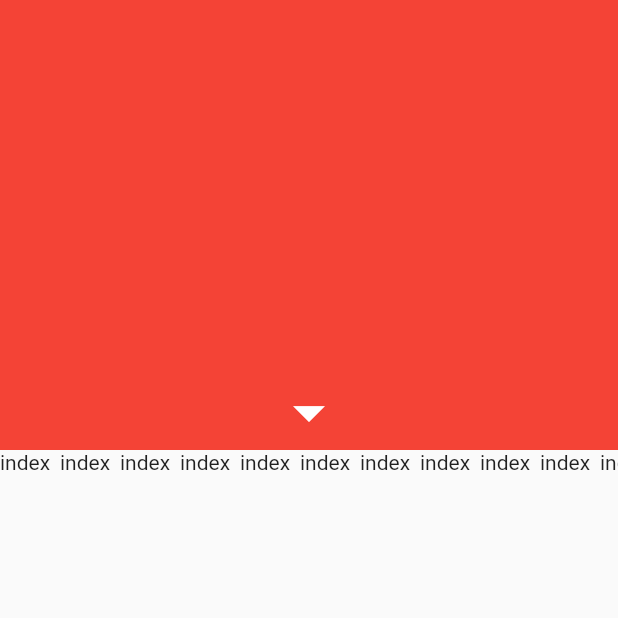
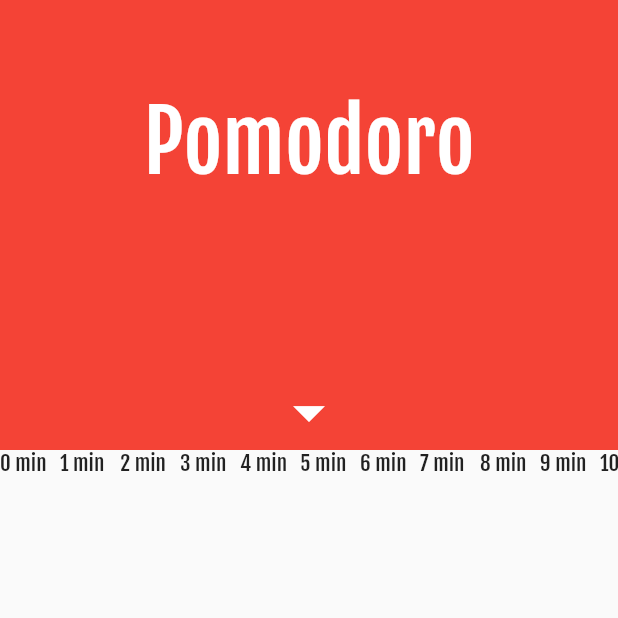
Before and after one commit to achernoprudov/pomodoro, a Flutter app: the screen it shows after launch, on a phone screen of 412 x 824 dp, the top half of it. Run offline on Flutter 3.47's test engine with Material 2 defaults, Android fonts, the phone set to English and light mode, and no system bars.

Commit message:
Fjalla font family

```diff
--- a/lib/main.dart
+++ b/lib/main.dart
@@ -11,6 +11,7 @@ class MyApp extends StatelessWidget {
       title: 'Pomodoro',
       theme: ThemeData(
         primarySwatch: Colors.blue,
+        fontFamily: 'Fjalla',
       ),
       home: HomeContainerPage(),
     );
--- a/lib/src/picker_page.dart
+++ b/lib/src/picker_page.dart
@@ -4,6 +4,7 @@ import 'package:flutter/cupertino.dart';
 class PickerPage extends StatelessWidget {
   @override
   Widget build(BuildContext context) {
+    var textTheme = Theme.of(context).textTheme;
     return Stack(
       children: <Widget>[
         Column(
@@ -29,13 +30,21 @@ class PickerPage extends StatelessWidget {
                 itemBuilder: (context, index) {
                   return Container(
                     height: 40,
-                    child: Text('index'),
+                    child: Text('$index min'),
                   );
                 },
               ),
             ),
           ],
-        )
+        ),
+        Container(
+          alignment: Alignment.topCenter,
+          padding: EdgeInsets.symmetric(horizontal: 20, vertical: 60),
+          child: Text(
+            'Pomodoro',
+            style: textTheme.display3.copyWith(color: Colors.white),
+          ),
+        ),
       ],
     );
   }
```
Also changed, not shown: pubspec.yaml (+4 -53 lines), fonts/FjallaOne-Regular.ttf (added).
